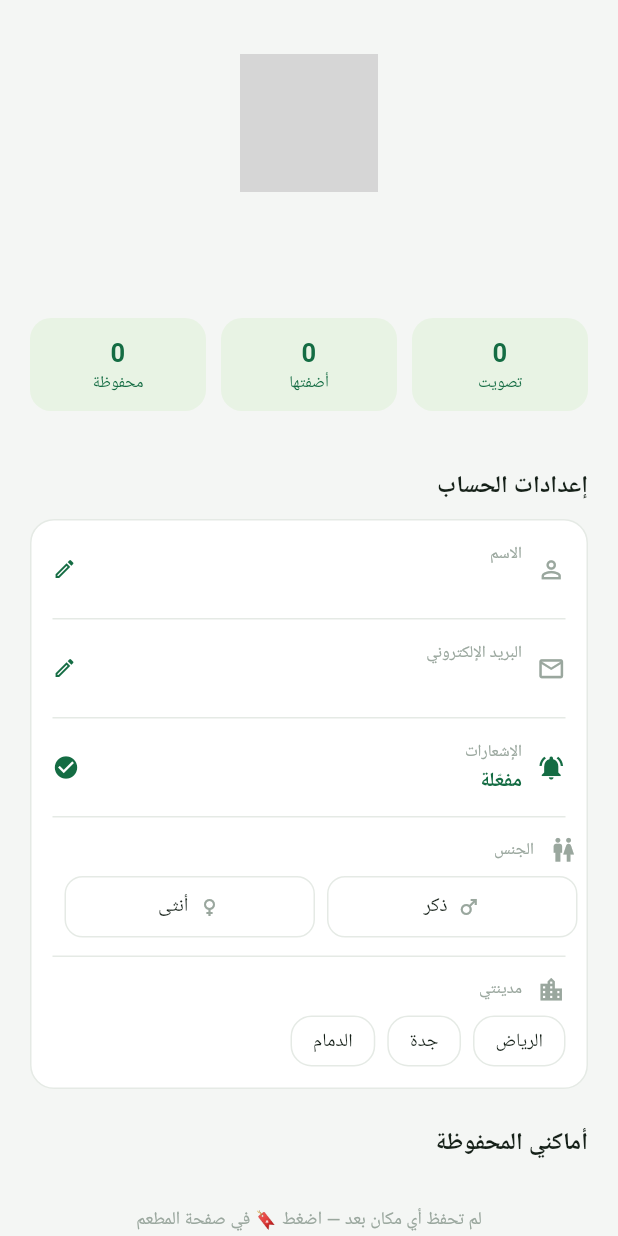
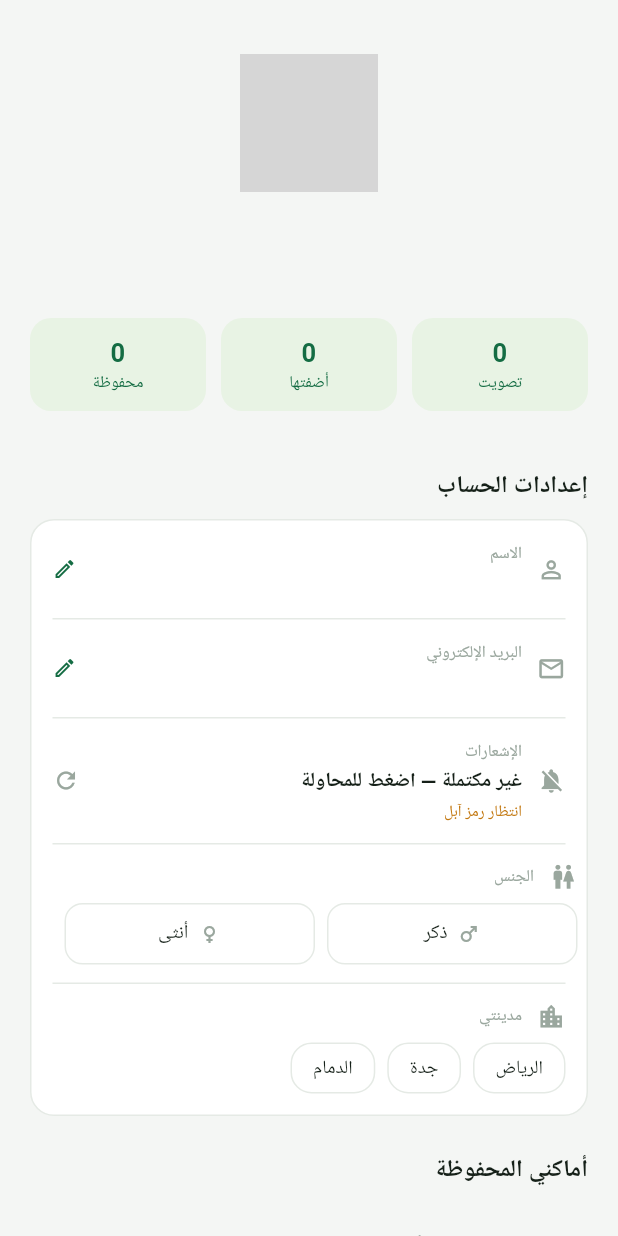
Before and after one commit to almubarky05588-lab/glutpass, a Flutter app: the AccountScreen widget shown alone on an empty page, opened directly, on a phone screen of 412 x 824 dp. Run offline on Flutter 3.47's test engine with Material 3 defaults, Android fonts, the light colour scheme and no system bars; our stand-ins replace firebase_core, firebase_messaging, flutter_map, google_fonts, image_picker, latlong2 and 1 more; accounts and stored records are empty; network calls fail; Roboto replaces fonts that are missing (Tajawal); grey boxes are pictures that could not be loaded.

Commit message:
Update account.dart
Signed-off-by: almubarky05588-lab <almubarky05588@gmail.com>

```diff
--- a/lib/screens/account.dart
+++ b/lib/screens/account.dart
@@ -1,4 +1,5 @@
 import 'package:flutter/material.dart';
+import 'package:flutter/services.dart';
 import 'package:image_picker/image_picker.dart';
 import 'package:supabase_flutter/supabase_flutter.dart';
 import '../core.dart';
@@ -19,7 +20,7 @@ class _AccountScreenState extends State<AccountScreen> {
   bool _celiac = false;
   bool _signup = false;
   bool _busy = false;
-  bool _push = false;
+  bool _pushBusy = false;
   String? _msg;
   Map<String, dynamic>? _me;
   List<Place> _saved = [];
@@ -29,18 +30,9 @@ class _AccountScreenState extends State<AccountScreen> {
     super.initState();
     _city = Cities.all.isNotEmpty ? Cities.all.first : 'الرياض';
     _load();
-    _checkPush();
     Supabase.instance.client.auth.onAuthStateChange.listen((_) {
-      if (mounted) {
-        _load();
-        _checkPush();
-      }
+      if (mounted) _load();
     });
-  }
-
-  Future<void> _checkPush() async {
-    final v = await Push.isEnabled();
-    if (mounted) setState(() => _push = v);
   }
 
   Future<void> _load() async {
@@ -147,21 +139,62 @@ class _AccountScreenState extends State<AccountScreen> {
     ));
   }
 
-  // ــــــــ إعدادات الحساب ــــــــ
+  // ــــــــ الإشعارات ــــــــ
 
-  Future<void> _togglePush() async {
-    if (_push) {
-      _toast('لإيقاف الإشعارات: إعدادات الجهاز ← GlutPass ← الإشعارات');
-      return;
-    }
-    final ok = await Push.register();
-    await _checkPush();
-    if (ok) {
-      _toast('فُعّلت الإشعارات', ok: true);
+  Future<void> _pushTap() async {
+    setState(() => _pushBusy = true);
+    await Push.ensure();
+    if (!mounted) return;
+    setState(() => _pushBusy = false);
+    if (Push.saved) {
+      _toast('الإشعارات جاهزة', ok: true);
     } else {
-      _toast('لم يُمنح الإذن — فعّله من إعدادات الجهاز');
+      _showDiag();
     }
   }
+
+  void _showDiag() {
+    showDialog<void>(
+      context: context,
+      builder: (dctx) => AlertDialog(
+        backgroundColor: Colors.white,
+        shape: RoundedRectangleBorder(borderRadius: BorderRadius.circular(18)),
+        title: const Text('تشخيص الإشعارات',
+            style: TextStyle(fontSize: 16, fontWeight: FontWeight.w700)),
+        content: SingleChildScrollView(
+          child: SelectableText(
+            Push.report(),
+            textAlign: TextAlign.start,
+            style: const TextStyle(
+                fontSize: 12.5, color: cDark, height: 1.8),
+          ),
+        ),
+        actions: [
+          TextButton(
+            onPressed: () {
+              Clipboard.setData(ClipboardData(text: Push.report()));
+              Navigator.pop(dctx);
+              _toast('نُسخ التقرير', ok: true);
+            },
+            child: const Text('نسخ', style: TextStyle(color: cGreen)),
+          ),
+          TextButton(
+              onPressed: () => Navigator.pop(dctx),
+              child: const Text('إغلاق', style: TextStyle(color: cGrey))),
+          FilledButton(
+            style: FilledButton.styleFrom(backgroundColor: cGreen),
+            onPressed: () {
+              Navigator.pop(dctx);
+              _pushTap();
+            },
+            child: const Text('إعادة المحاولة'),
+          ),
+        ],
+      ),
+    );
+  }
+
+  // ــــــــ إعدادات الحساب ــــــــ
 
   Future<void> _pickAvatar(ImageSource src) async {
     final c = Supabase.instance.client;
@@ -544,13 +577,16 @@ class _AccountScreenState extends State<AccountScreen> {
         ),
       );
 
-  Widget _pushRow() => InkWell(
-        onTap: _togglePush,
+  Widget _pushRow() {
+    final ok = Push.saved;
+    return InkWell(
+      onTap: _pushBusy ? null : _pushTap,
+      onLongPress: _showDiag,
       child: Padding(
         padding: const EdgeInsets.symmetric(horizontal: 14, vertical: 14),
         child: Row(children: [
-            Icon(_push ? Icons.notifications_active : Icons.notifications_off,
-                size: 19, color: _push ? cGreen : cGrey),
+          Icon(ok ? Icons.notifications_active : Icons.notifications_off,
+              size: 19, color: ok ? cGreen : cGrey),
           const SizedBox(width: 10),
           Expanded(
             child: Column(
@@ -559,20 +595,39 @@ class _AccountScreenState extends State<AccountScreen> {
                   const Text('الإشعارات',
                       style: TextStyle(fontSize: 11, color: cGrey)),
                   const SizedBox(height: 2),
-                    Text(_push ? 'مفعّلة' : 'موقوفة — اضغط للتفعيل',
+                  Text(
+                      ok
+                          ? 'مفعّلة — جهازك مسجّل'
+                          : _pushBusy
+                              ? 'جارِ التسجيل…'
+                              : 'غير مكتملة — اضغط للمحاولة',
                       style: TextStyle(
                           fontSize: 13.5,
-                            color: _push ? cGreen : cDark,
+                          color: ok ? cGreen : cDark,
                           fontWeight: FontWeight.w600)),
+                  if (!ok && !_pushBusy) ...[
+                    const SizedBox(height: 2),
+                    Text(Push.step,
+                        maxLines: 1,
+                        overflow: TextOverflow.ellipsis,
+                        style: const TextStyle(fontSize: 10.5, color: cAmber)),
+                  ],
                 ]),
           ),
-            if (_push)
+          if (_pushBusy)
+            const SizedBox(
+                width: 18,
+                height: 18,
+                child:
+                    CircularProgressIndicator(color: cGreen, strokeWidth: 2))
+          else if (ok)
             const Icon(Icons.check_circle, size: 18, color: cGreen)
           else
-              const Icon(Icons.arrow_back_ios, size: 14, color: cGrey),
+            const Icon(Icons.refresh, size: 18, color: cGrey),
         ]),
       ),
     );
+  }
 
   Widget _genderRow() {
     final g = _me?['gender'] as String?;
```
Lines whose indentation alone changed are shown as unchanged.
